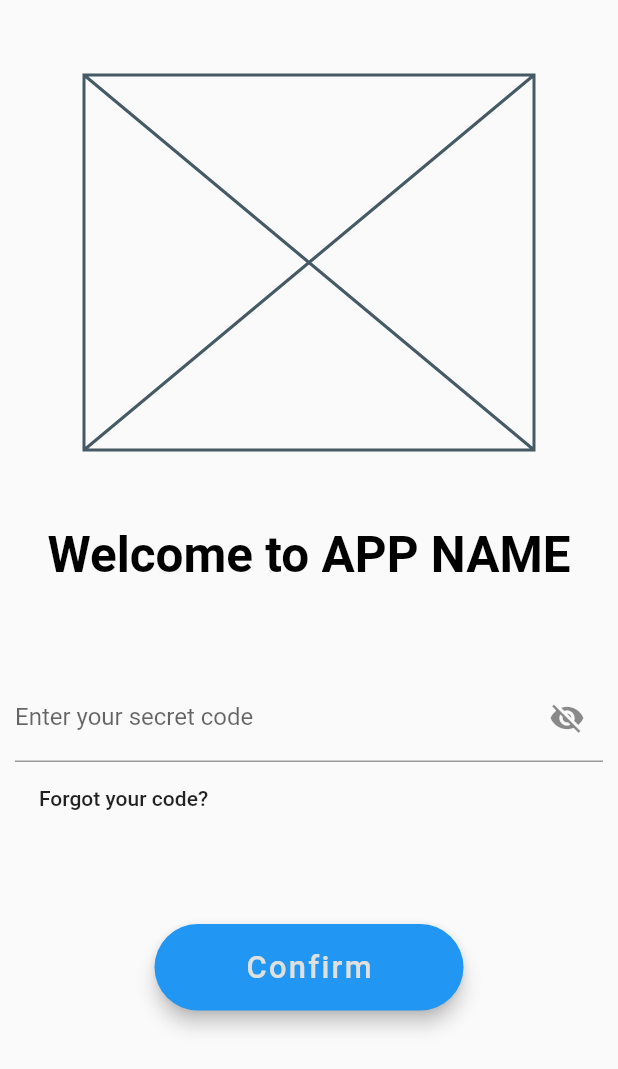
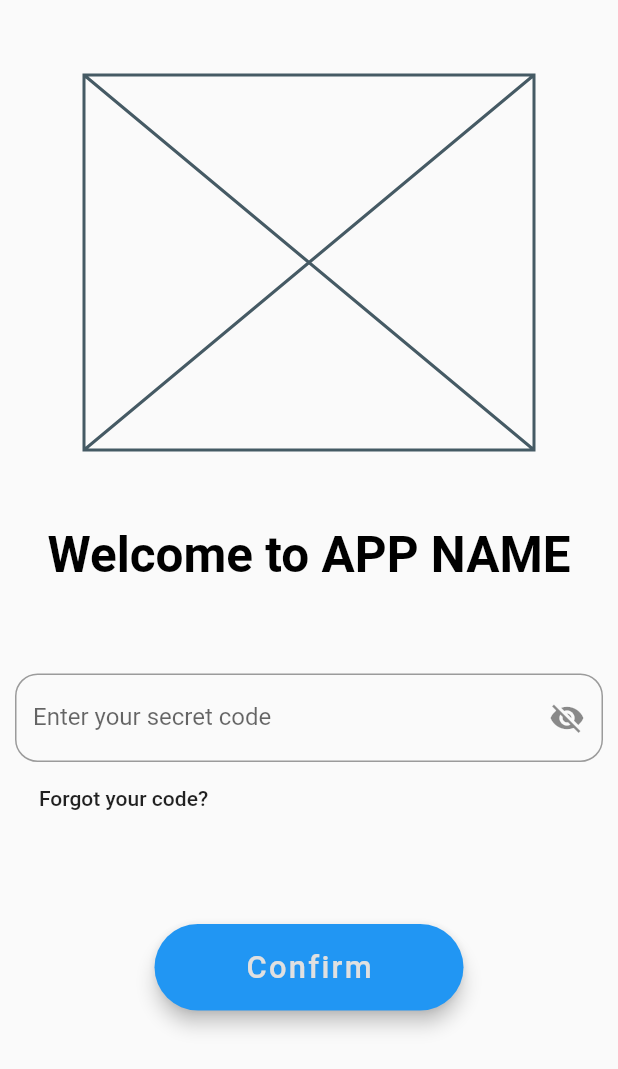
Before and after one commit to IdoHirsh0/Carpool, a Flutter app: the screen it shows after launch, on a phone screen of 412 x 824 dp. Shown: the top 1069 px of the screen. Run offline on Flutter 3.47's test engine with Material 2 defaults, Android fonts, the phone set to English and light mode, and no system bars; our stand-ins replace cloud_firestore, firebase_auth, firebase_core, google_sign_in; missing offline and left inert: sign_button; accounts and stored records are empty.

```diff
--- /dev/null
+++ b/lib/core/models/app_user.dart
@@ -0,0 +1,25 @@
+import 'package:flutter/foundation.dart';
+
+class AppUser {
+  String secretCode;
+  String uid;
+  String name;
+  String email;
+  String phoneNumber;
+  String photoURL;
+  String description;
+  String homeAddress;
+  String destinationAddress;
+
+  AppUser({
+    @required this.secretCode,
+    @required this.uid,
+    @required this.name,
+    @required this.email,
+    @required this.phoneNumber,
+    @required this.photoURL,
+    @required this.description,
+    @required this.homeAddress,
+    @required this.destinationAddress,
+  });
+}
--- a/lib/features/secret_code/widgets/app_picture_and_name.dart
+++ b/lib/features/secret_code/widgets/app_picture_and_name.dart
@@ -5,7 +5,7 @@ class AppPictureAndName extends StatelessWidget {
 
   @override
   Widget build(BuildContext context) {
-    final _deviceSize = MediaQuery.of(context).size;
+    final deviceSize = MediaQuery.of(context).size;
 
     return Column(
       children: [
@@ -30,7 +30,7 @@ class AppPictureAndName extends StatelessWidget {
                   child: Text(
                     'Welcome to APP NAME',
                     style: TextStyle(
-                      fontSize: _deviceSize.height / 25,
+                      fontSize: deviceSize.height / 25,
                       fontWeight: FontWeight.bold,
                       color: Colors.black,
                     ),
--- a/lib/features/secret_code/widgets/confirm_button.dart
+++ b/lib/features/secret_code/widgets/confirm_button.dart
@@ -8,9 +8,9 @@ class ConfirmButton extends StatelessWidget {
 
   @override
   Widget build(BuildContext context) {
-    final _secretCodeProvider =
+    final secretCodeProvider =
         Provider.of<SecretCodeProvider>(context, listen: false);
-    final _deviceSize = MediaQuery.of(context).size;
+    final deviceSize = MediaQuery.of(context).size;
     final theme = Theme.of(context);
 
     return Padding(
@@ -19,24 +19,31 @@ class ConfirmButton extends StatelessWidget {
         mainAxisAlignment: MainAxisAlignment.center,
         children: [
           Container(
-            height: 1.4 * (_deviceSize.height / 20),
-            width: 5 * (_deviceSize.width / 10),
-            margin: EdgeInsets.only(bottom: 20),
+            height: 1.4 * (deviceSize.height / 20),
+            width: 5 * (deviceSize.width / 10),
             child: RaisedButton(
               elevation: 5.0,
               color: theme.primaryColor,
               shape: RoundedRectangleBorder(
                 borderRadius: BorderRadius.circular(30),
               ),
-              onPressed: () {
-                _secretCodeProvider.checkSecretCode();
+              onPressed: () async {
+                await secretCodeProvider.checkSecretCode();
+                secretCodeProvider.isValid
+                    ? secretCodeProvider.navigateToAuthScreen(context)
+                    : Scaffold.of(context).showSnackBar(
+                        SnackBar(
+                          content: Text(secretCodeProvider.error),
+                          backgroundColor: Theme.of(context).errorColor,
+                        ),
+                      );
               },
               child: Text(
                 "Confirm",
                 style: TextStyle(
                   color: theme.buttonColor,
                   letterSpacing: 1.5,
-                  fontSize: _deviceSize.height / 40,
+                  fontSize: deviceSize.height / 40,
                 ),
               ),
             ),
--- a/lib/features/secret_code/widgets/secret_code_form.dart
+++ b/lib/features/secret_code/widgets/secret_code_form.dart
@@ -8,7 +8,7 @@ class SecretCodeForm extends StatelessWidget {
 
   @override
   Widget build(BuildContext context) {
-    final _secretCodeProvider = Provider.of<SecretCodeProvider>(context);
+    final secretCodeProvider = Provider.of<SecretCodeProvider>(context);
 
     return Padding(
       padding: EdgeInsets.all(10),
@@ -18,30 +18,41 @@ class SecretCodeForm extends StatelessWidget {
           crossAxisAlignment: CrossAxisAlignment.start,
           children: [
             TextFormField(
-              obscureText: !_secretCodeProvider.showSecretCode,
+              obscureText: !secretCodeProvider.showSecretCode,
               decoration: InputDecoration(
                 labelText: 'Enter your secret code',
-                errorText: _secretCodeProvider.error,
+                border: OutlineInputBorder(
+                  borderRadius: BorderRadius.circular(15),
+                ),
                 suffixIcon: GestureDetector(
                   onTap: () {
-                    _secretCodeProvider.changeShowSecretCode();
+                    secretCodeProvider.changeShowSecretCode();
                   },
                   child: Icon(
-                    _secretCodeProvider.showSecretCode
+                    secretCodeProvider.showSecretCode
                         ? Icons.visibility
                         : Icons.visibility_off,
                   ),
                 ),
               ),
-              // Updates the _secretCode variable on every change
+              // Updates the secretCode variable on every change
               onChanged: (secretCode) {
-                _secretCodeProvider.changeSecretCode(secretCode);
+                secretCodeProvider.changeSecretCode(secretCode);
               },
               // Checks the users
               onFieldSubmitted: (_) async {
-                await _secretCodeProvider.checkSecretCode();
+                await secretCodeProvider.checkSecretCode();
+                secretCodeProvider.isValid
+                    ? secretCodeProvider.navigateToAuthScreen(context)
+                    : Scaffold.of(context).showSnackBar(
+                        SnackBar(
+                          content: Text(secretCodeProvider.error),
+                          backgroundColor: Theme.of(context).errorColor,
+                        ),
+                      );
               },
             ),
+            // This flat button is just for the UI
             FlatButton(
               onPressed: () {},
               child: Text('Forgot your code?'),
--- a/lib/main.dart
+++ b/lib/main.dart
@@ -1,9 +1,14 @@
+import 'package:firebase_core/firebase_core.dart';
 import 'package:flutter/material.dart';
-import 'package:firebase_core/firebase_core.dart';
 import 'package:provider/provider.dart';
 
+import 'features/authentication/providers/auth_provider.dart';
+import 'features/authentication/screens/auth_screen.dart';
+import 'features/route_pick/screens/route_pick_screen.dart';
 import 'features/secret_code/providers/secret_code_provider.dart';
 import 'features/secret_code/screens/secret_code_screen.dart';
+import 'features/user_details/providers/user_details_provider.dart';
+import 'features/user_details/screens/name_and_description_screen.dart';
 
 void main() async {
   WidgetsFlutterBinding.ensureInitialized();
@@ -13,6 +18,12 @@ void main() async {
       providers: [
         ChangeNotifierProvider(
           create: (context) => SecretCodeProvider(),
+        ),
+        ChangeNotifierProvider(
+          create: (context) => AuthProvider(),
+        ),
+        ChangeNotifierProvider(
+          create: (context) => UserDetailsProvider(),
         ),
       ],
       child: MyApp(),
@@ -32,6 +43,11 @@ class MyApp extends StatelessWidget {
         // TODO: Add theme
       ),
       home: SecretCodeScreen(),
+      routes: {
+        AuthScreen.routeName: (ctx) => AuthScreen(),
+        NameAndDescriptionScreen.routeName: (ctx) => NameAndDescriptionScreen(),
+        RoutePickScreen.routeName: (ctx) => RoutePickScreen(),
+      },
     );
   }
 }
--- a/pubspec.yaml
+++ b/pubspec.yaml
@@ -11,7 +11,6 @@ environment:
 dependencies:
   flutter:
     sdk: flutter
-  cupertino_icons: ^1.0.0
   # Firebase
   firebase_core: ^0.7.0
   firebase_auth: ^0.20.1
@@ -19,6 +18,10 @@ dependencies:
   google_sign_in: ^4.5.9
   # Provider
   provider: ^4.3.3
+  # Icons
+  cupertino_icons: ^1.0.0
+  sign_button: ^1.0.2
+  flutter_signin_button: ^1.1.0
 
 dev_dependencies:
   flutter_test:
```
Also changed, not shown: lib/features/authentication/providers/auth_provider.dart (+38 -8 lines), lib/features/authentication/screens/auth_screen.dart (+33 -1 lines), lib/features/route_pick/screens/route_pick_screen.dart (added, +22 -0 lines), lib/features/secret_code/providers/secret_code_provider.dart (+23 -3 lines), lib/features/user_details/providers/user_details_provider.dart (added, +92 -0 lines), lib/features/user_details/screens/name_and_description_screen.dart (added, +28 -0 lines), lib/features/user_details/widgets/confirm_button.dart (added, +44 -0 lines), lib/features/user_details/widgets/name_and_description_form.dart (added, +75 -0 lines), pubspec.lock.
